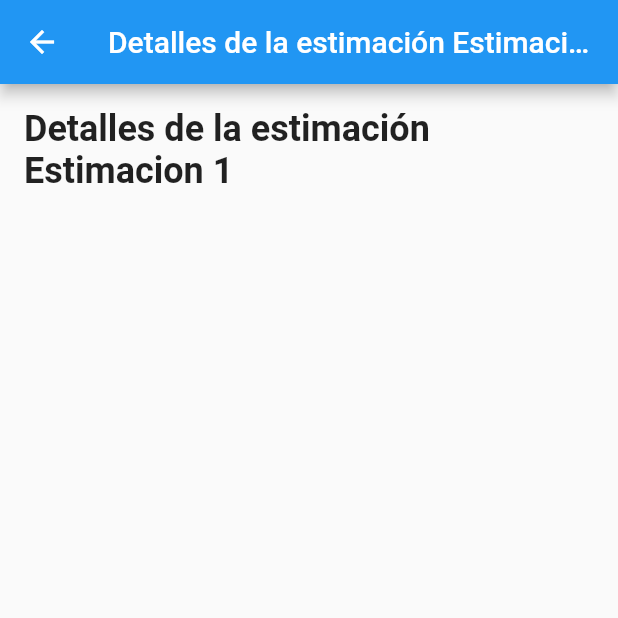
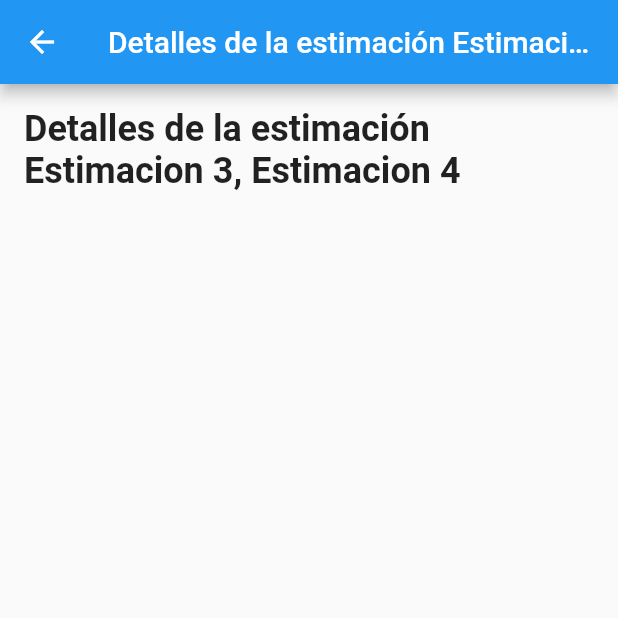
Before and after one commit to JuanCamilo7314/AgroXpert-App-Frontend-Mantenimiento, a Flutter app: the screen it shows after launch, after a tap on "Estimacion 3, Estimacion 4", on a phone screen of 412 x 824 dp, the top half of it. Run offline on Flutter 3.47's test engine with Material 2 defaults, Android fonts, the phone set to English and light mode, and no system bars.

Commit message:
avannces tabla3 pantalla con detalles de estimaciones por id, falta el conenido de las estimaciones

```diff
--- a/lib/vista/DetallesEstimacion.dart
+++ b/lib/vista/DetallesEstimacion.dart
@@ -16,7 +16,7 @@ class DetallesEstimacion extends StatelessWidget {
         child: Column(
           crossAxisAlignment: CrossAxisAlignment.stretch,
           children: [
-            // Aquí podrías mostrar los detalles de la estimación con el id indicado
+            // Aquí podrías mostrar los detalles de la estimación con el estimacion indicado
             Text(
               'Detalles de la estimación $id',
               style: TextStyle(
--- a/lib/vista/EjemploVista2.dart
+++ b/lib/vista/EjemploVista2.dart
@@ -15,6 +15,14 @@ List<Map<String, dynamic>> datos = [
   },
 ];
 
+void _verDetalles(BuildContext context, String estimacion) {
+  Navigator.push(
+    context,
+    MaterialPageRoute(builder: (context) => DetallesEstimacion(id: estimacion)),
+  );
+}
+
+/*
 // Función que abre la pantalla de detalles
 void _verDetalles(BuildContext context, String idEstimacion) {
   Navigator.push(
@@ -23,6 +31,9 @@ void _verDetalles(BuildContext context, String idEstimacion) {
         builder: (context) => DetallesEstimacion(id: idEstimacion)),
   );
 }
+
+
+*/
 
 class EjemploVista2 extends StatelessWidget {
   const EjemploVista2({Key? key}) : super(key: key);
@@ -103,7 +114,8 @@ class EjemploVista2 extends StatelessWidget {
                       child: Padding(
                         padding: EdgeInsets.all(8.0),
                         child: GestureDetector(
-                          onTap: () => _verDetalles(context, 'Estimacion 1'),
+                          onTap: () =>
+                              _verDetalles(context, dato['estimaciones']),
                           child: Text(dato['estimaciones']),
                         ),
                       ),
```
